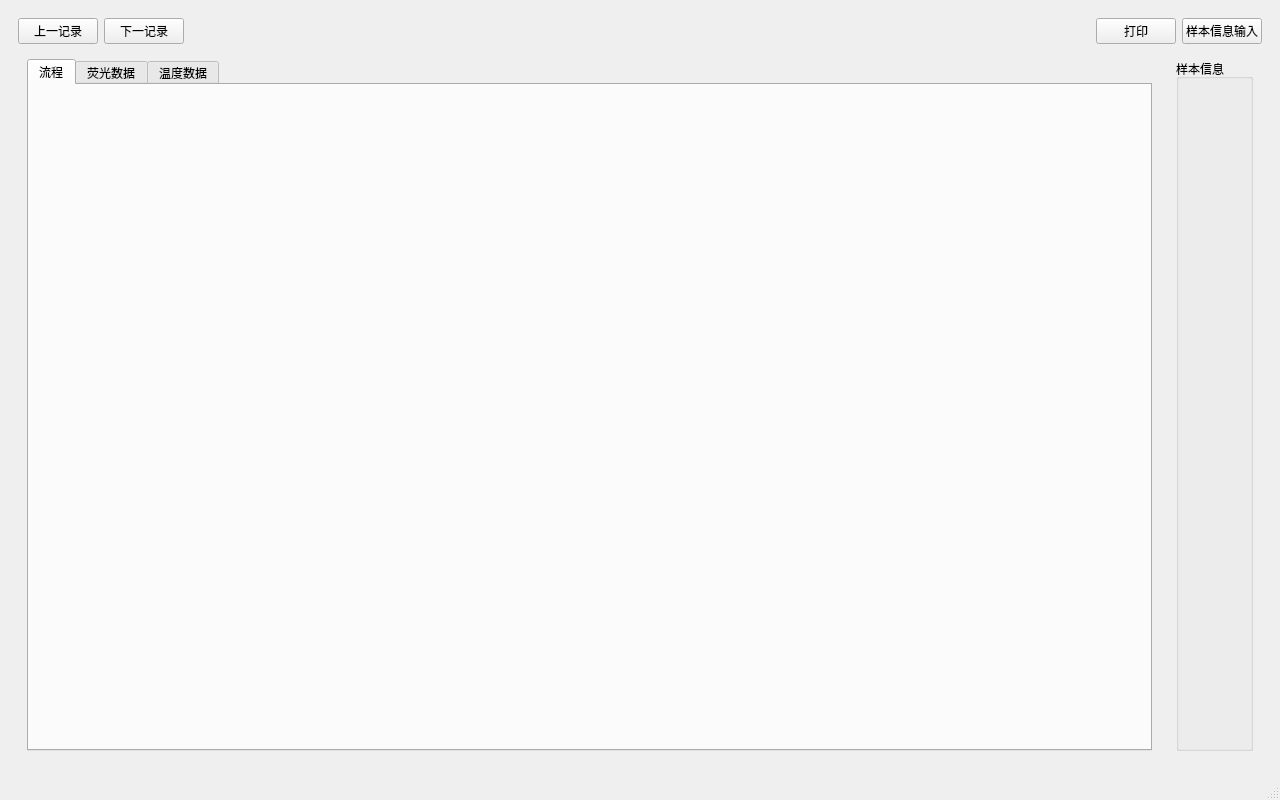
Old version of the form NAT/mainwindow.ui in the repository cradle08/NAT_App.
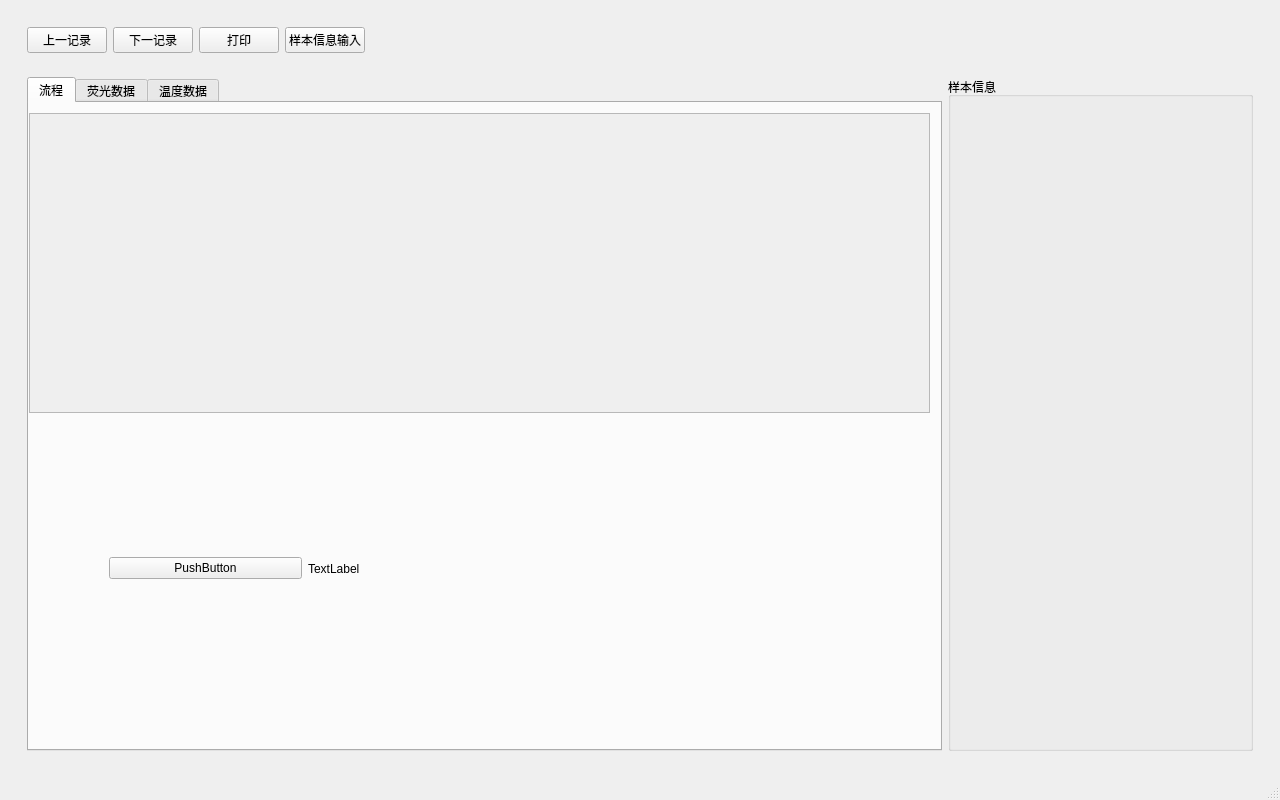
New version of the form. The open tabs and pages were chosen to show the change.

```diff
--- a/NAT/mainwindow.ui
+++ b/NAT/mainwindow.ui
@@ -20,6 +20,15 @@
       <widget class="QWidget" name="page_SampleAnalysis">
        <layout class="QVBoxLayout" name="verticalLayout_3">
         <item>
+         <widget class="QWidget" name="widget" native="true">
+          <property name="sizePolicy">
+           <sizepolicy hsizetype="Preferred" vsizetype="Fixed">
+            <horstretch>0</horstretch>
+            <verstretch>0</verstretch>
+           </sizepolicy>
+          </property>
+          <layout class="QHBoxLayout" name="horizontalLayout_2">
+           <item>
          <layout class="QHBoxLayout" name="horizontalLayout">
           <item>
            <widget class="QPushButton" name="pushButton_LastRecord">
@@ -35,6 +44,20 @@
             </property>
            </widget>
           </item>
+             <item>
+              <widget class="QPushButton" name="pushButton_Print">
+               <property name="text">
+                <string>打印</string>
+               </property>
+              </widget>
+             </item>
+             <item>
+              <widget class="QPushButton" name="pushButton_SampleInfo">
+               <property name="text">
+                <string>样本信息输入</string>
+               </property>
+              </widget>
+             </item>
           <item>
            <spacer name="horizontalSpacer">
             <property name="orientation">
@@ -48,29 +71,24 @@
             </property>
            </spacer>
           </item>
-          <item>
-           <widget class="QPushButton" name="pushButton_Print">
-            <property name="text">
-             <string>打印</string>
-            </property>
-           </widget>
-          </item>
-          <item>
-           <widget class="QPushButton" name="pushButton_SampleInfo">
-            <property name="text">
-             <string>样本信息输入</string>
-            </property>
-           </widget>
-          </item>
-         </layout>
-        </item>
+            </layout>
+           </item>
+          </layout>
+         </widget>
+        </item>
         <item>
-         <layout class="QHBoxLayout" name="horizontalLayout_3">
-          <item>
-           <widget class="QWidget" name="widget" native="true">
+         <widget class="QWidget" name="widget_2" native="true">
             <layout class="QVBoxLayout" name="verticalLayout_2">
              <item>
+            <layout class="QHBoxLayout" name="horizontalLayout_3" stretch="3,1">
+             <item>
               <widget class="QTabWidget" name="tabWidget">
+               <property name="sizePolicy">
+                <sizepolicy hsizetype="Preferred" vsizetype="Expanding">
+                 <horstretch>0</horstretch>
+                 <verstretch>0</verstretch>
+                </sizepolicy>
+               </property>
                <property name="currentIndex">
                 <number>2</number>
                </property>
@@ -78,8 +96,57 @@
                 <attribute name="title">
                  <string>流程</string>
                 </attribute>
-               </widget>
-               <widget class="QWidget" name="tab_2">
+                <widget class="QScrollArea" name="scrollArea_WorkFlow">
+                 <property name="geometry">
+                  <rect>
+                   <x>0</x>
+                   <y>10</y>
+                   <width>901</width>
+                   <height>300</height>
+                  </rect>
+                 </property>
+                 <property name="widgetResizable">
+                  <bool>true</bool>
+                 </property>
+                 <widget class="QWidget" name="scrollAreaWidgetContents">
+                  <property name="geometry">
+                   <rect>
+                    <x>0</x>
+                    <y>0</y>
+                    <width>899</width>
+                    <height>298</height>
+                   </rect>
+                  </property>
+                 </widget>
+                </widget>
+                <widget class="QWidget" name="horizontalLayoutWidget">
+                 <property name="geometry">
+                  <rect>
+                   <x>80</x>
+                   <y>370</y>
+                   <width>391</width>
+                   <height>191</height>
+                  </rect>
+                 </property>
+                 <layout class="QHBoxLayout" name="horizontalLayout_7">
+                  <item>
+                   <widget class="QPushButton" name="pushButton_2">
+                    <property name="text">
+                     <string>PushButton</string>
+                    </property>
+                   </widget>
+                  </item>
+                  <item>
+                   <widget class="QLabel" name="label">
+                    <property name="text">
+                     <string>TextLabel</string>
+                    </property>
+                   </widget>
+                  </item>
+                 </layout>
+                </widget>
+               </widget>
+               <widget class="QWidget" name="tab_NatData">
                 <attribute name="title">
                  <string>荧光数据</string>
                 </attribute>
@@ -91,23 +158,23 @@
                </widget>
               </widget>
              </item>
-            </layout>
-           </widget>
-          </item>
           <item>
-           <widget class="QWidget" name="widget_2" native="true">
-            <layout class="QHBoxLayout" name="horizontalLayout_2">
-             <item>
-              <widget class="QGroupBox" name="groupBox_2">
+              <widget class="QGroupBox" name="groupBox_4">
+               <property name="sizePolicy">
+                <sizepolicy hsizetype="Expanding" vsizetype="Preferred">
+                 <horstretch>0</horstretch>
+                 <verstretch>0</verstretch>
+                </sizepolicy>
+               </property>
                <property name="title">
                 <string>样本信息</string>
                </property>
               </widget>
              </item>
             </layout>
-           </widget>
-          </item>
-         </layout>
+           </item>
+          </layout>
+         </widget>
         </item>
        </layout>
       </widget>
```
Left out of the diff: 126 changed lines with no effect on the pictures. Lines whose indentation alone changed are shown as unchanged.
